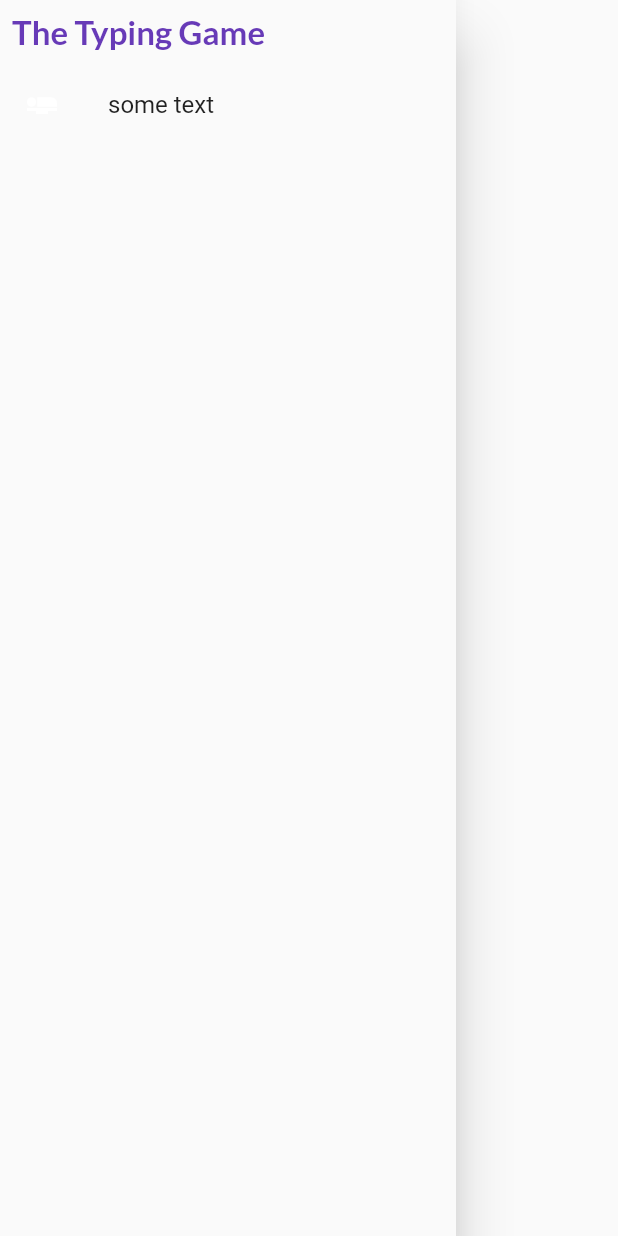
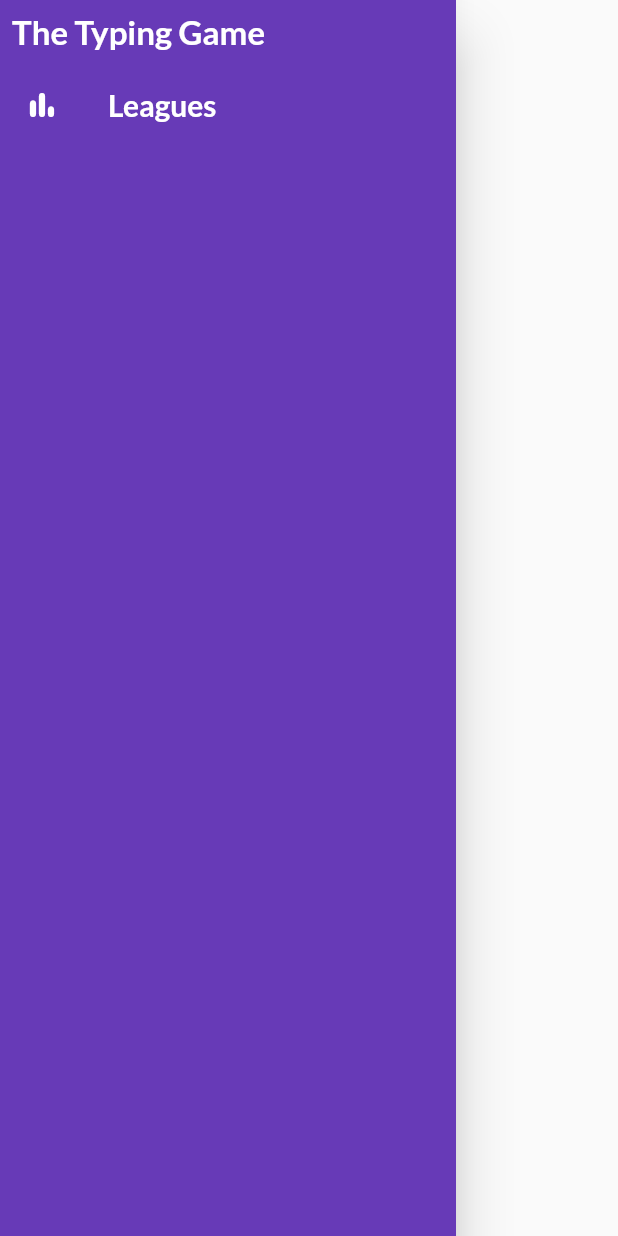
Before and after one commit to original-subbaman/typing_game, a Flutter app: the NavigationDrawerWidget widget shown alone on an empty page, opened directly, on a phone screen of 412 x 824 dp. Run offline on Flutter 3.47's test engine with Material 2 defaults, Android fonts, the phone set to English and light mode, and no system bars; our stand-ins replace animated_text_kit, auto_size_text, cloud_firestore, firebase_auth, firebase_core, fl_chart and 2 more; accounts and stored records are empty; network calls fail.

```diff
--- a/lib/firebase/firebase_constants.dart
+++ b/lib/firebase/firebase_constants.dart
@@ -1 +1,2 @@
 String kUserCollection = "users";
+String kLeagueCollection = "leagues";
--- a/lib/firebase/firebase_firestore.dart
+++ b/lib/firebase/firebase_firestore.dart
@@ -5,10 +5,10 @@ import 'package:flutter/cupertino.dart';
 import 'package:thumbing/firebase/firebase_constants.dart';
 
 class MyCloudFirestore {
-
+  static final db = FirebaseFirestore.instance;
   static Future<String> addUser(
       {String uid, String username, String fullName, String email}) async {
-    CollectionReference users = FirebaseFirestore.instance.collection(kUserCollection);
+    CollectionReference users = db.collection(kUserCollection);
     String status;
     User user = await users
         .doc(uid)
--- a/lib/main.dart
+++ b/lib/main.dart
@@ -6,6 +6,7 @@ import 'package:thumbing/screens/expanded_acc_screen.dart';
 import 'package:thumbing/screens/expanded_wpm_screen.dart';
 import 'package:thumbing/screens/home_screen.dart';
 import 'package:thumbing/screens/leaderboard_screen.dart';
+import 'package:thumbing/screens/league_screen.dart';
 import 'package:thumbing/screens/profile_page.dart';
 import 'package:thumbing/screens/sign_in.dart';
 import 'package:thumbing/screens/sign_up.dart';
@@ -28,6 +29,7 @@ void main() async{
         SignInScreen.kSignInScreen: (context) => SignInScreen(),
         SignUpScreen.kSignUpScreen: (context) => SignUpScreen(),
         LeaderboardScreen.kLeaderboardScreen: (context) => LeaderboardScreen(),
+        LeagueScreen.kLeagueScreen: (context) => LeagueScreen(),
 
       }
     ),
--- a/lib/screens/home_screen.dart
+++ b/lib/screens/home_screen.dart
@@ -78,11 +78,11 @@ class _HomeScreenState extends State<HomeScreen> {
               onTap: () => Navigator.pushNamed(
                   context, ProfilePageScreen.kProfilePageScreen),
               child: Container(
-                margin: EdgeInsets.only(right: 8.0),
+                margin: EdgeInsets.only(right: 8.0, top: 8.0),
                 child: Hero(
                   tag: 'profile_hero',
                   child: CircleAvatar(
-                    radius: 24,
+                    radius: 22,
                     backgroundImage: AssetImage('assets/images/totoro.jpg'),
                   ),
                 ),
--- a/lib/utility/constants.dart
+++ b/lib/utility/constants.dart
@@ -6,7 +6,7 @@ final kWPMChartTile = 'Y - WPM, X - Days';
 final kAccuracyChartTile = 'Y - Accuracy, X - Days';
 
 //Colors
-final kVeryDarkPurple = Color.fromRGBO(62, 35, 110, 1.0);
+final kVeryDarkPurple = const Color.fromRGBO(81, 45, 168, 1.0);
 
 
 final kAlertDialogTextButtonStyle = GoogleFonts.lato(
--- a/lib/widgets/leaderboard.dart
+++ b/lib/widgets/leaderboard.dart
@@ -18,7 +18,7 @@ class Leaderboard extends StatelessWidget {
       child: Container(
         width: double.infinity,
         child: Padding(
-          padding: const EdgeInsets.all(20.0),
+          padding: const EdgeInsets.only(left: 20.0, right: 20.0, top: 12.0, bottom: 20.0),
           child: Column(
             mainAxisAlignment: MainAxisAlignment.start,
             crossAxisAlignment: CrossAxisAlignment.start,
--- a/lib/widgets/navigation_drawer_widget.dart
+++ b/lib/widgets/navigation_drawer_widget.dart
@@ -1,4 +1,5 @@
 import 'package:flutter/material.dart';
+import 'package:thumbing/screens/league_screen.dart';
 import 'package:thumbing/utility/constants.dart';
 
 class NavigationDrawerWidget extends StatelessWidget{
@@ -8,6 +9,7 @@ class NavigationDrawerWidget extends StatelessWidget{
     // TODO: implement build
     return Drawer(
       child: Material(
+        color: Colors.deepPurple.shade500,
         child: Container(
           child: ListView(
             children: [
@@ -15,10 +17,10 @@ class NavigationDrawerWidget extends StatelessWidget{
                 padding: const EdgeInsets.all(8.0),
                 child: Text(
                   'The Typing Game',
-                  style: kCardTextStyle.copyWith(color: Colors.deepPurple, fontSize: 22),
+                  style: kCardTextStyle.copyWith(fontSize: 22),
                 ),
               ),
-              buildMenuItems(),
+              buildMenuItems(context),
             ],
           ),
         ),
@@ -26,15 +28,20 @@ class NavigationDrawerWidget extends StatelessWidget{
     );
   }
 
-  Widget buildMenuItems() {
+  Widget buildMenuItems(context) {
     final color = Colors.white;
     final hoverColor = Colors.deepPurple;
 
     return ListTile(
-      leading: Icon(Icons.airline_seat_flat, color: color,),
-      title: Text('some text'),
+      leading: Icon(Icons.bar_chart_rounded, color: color,),
+      title: Text('Leagues', style: kCardTextStyle,),
       hoverColor: hoverColor,
-      onTap: (){},
+      onTap: (){
+
+        Navigator.popAndPushNamed(context, LeagueScreen.kLeagueScreen);
+
+
+      },
     );
 
   }
```
Also changed, not shown: lib/screens/league_screen.dart (added, +81 -0 lines), lib/screens/profile_page.dart (+4 -4 lines).
